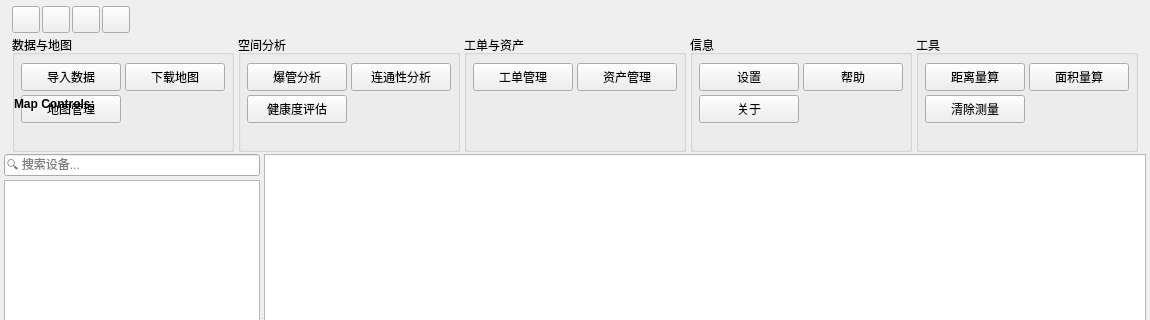
Above: src/ui/myform.ui from Wanan0708/UGIMS before the change; both pictures show x 0 to 1150 and y 0 to 320 of the 1150 by 500 pixel window. Below: the same form after it.
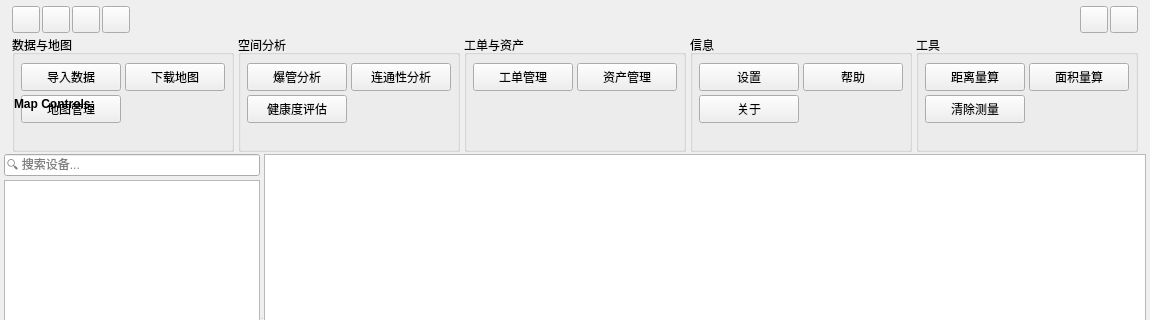
That is the form after the change.

The edit to the form file:
```diff
--- a/src/ui/myform.ui
+++ b/src/ui/myform.ui
@@ -71,7 +71,7 @@
          <number>2</number>
         </property>
         <item>
-         <layout class="QHBoxLayout" name="toolbarLayout" stretch="0,0,0,0,0,0,1">
+         <layout class="QHBoxLayout" name="toolbarLayout" stretch="0,0,0,0,1,0,0">
           <property name="spacing">
            <number>2</number>
           </property>
@@ -146,12 +146,44 @@
             </property>
             <property name="sizeHint" stdset="0">
              <size>
-              <width>40</width>
+              <width>0</width>
               <height>20</height>
              </size>
             </property>
            </spacer>
           </item>
+          <item>
+           <widget class="QToolButton" name="messageButton">
+            <property name="toolTip">
+             <string>消息 (Alt+M)</string>
+            </property>
+            <property name="text">
+             <string/>
+            </property>
+            <property name="iconSize">
+             <size>
+              <width>20</width>
+              <height>20</height>
+             </size>
+            </property>
+           </widget>
+          </item>
+          <item>
+           <widget class="QToolButton" name="profileButton">
+            <property name="toolTip">
+             <string>个人信息 (Alt+P)</string>
+            </property>
+            <property name="text">
+             <string/>
+            </property>
+            <property name="iconSize">
+             <size>
+              <width>20</width>
+              <height>20</height>
+             </size>
+            </property>
+           </widget>
+          </item>
          </layout>
         </item>
         <item>
```
